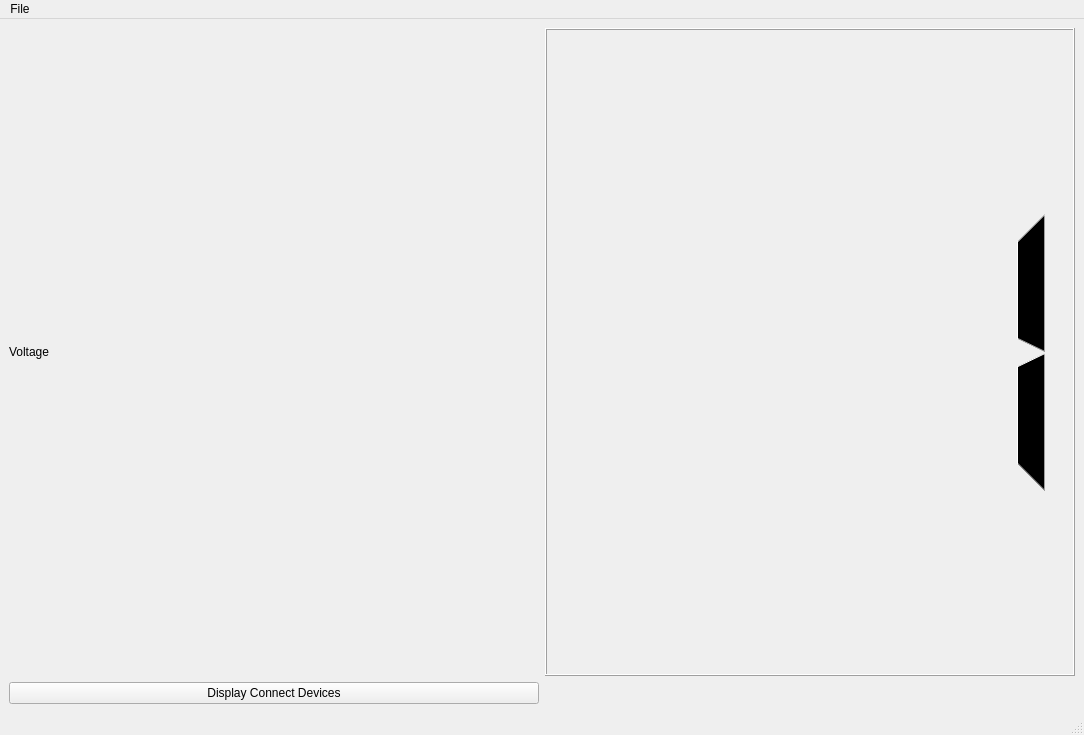
The window that app/src/mainwindow.ui (Haziham/Honours_Computer_Software) describes before a commit, drawn with Qt 5.
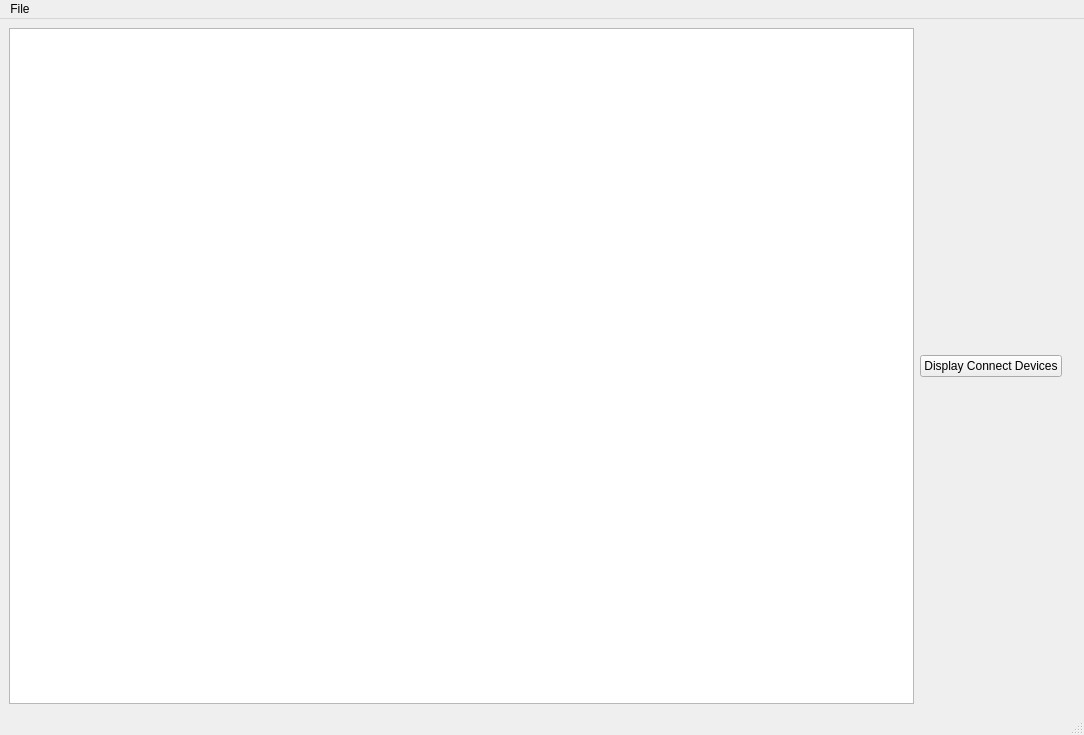
The same window after the commit.

Commit message: Started on list of devices

The edit to the form file:
```diff
--- a/app/src/mainwindow.ui
+++ b/app/src/mainwindow.ui
@@ -15,7 +15,7 @@
   </property>
   <widget class="QWidget" name="centralwidget">
    <layout class="QGridLayout" name="gridLayout">
-    <item row="1" column="0">
+    <item row="0" column="1">
      <widget class="QPushButton" name="devicesButton">
       <property name="text">
        <string>Display Connect Devices</string>
@@ -23,29 +23,9 @@
      </widget>
     </item>
     <item row="0" column="0">
-     <widget class="QLabel" name="voltageLabel">
-      <property name="text">
-       <string>Voltage</string>
-      </property>
-     </widget>
+     <widget class="QListWidget" name="jointsList"/>
     </item>
-    <item row="0" column="1">
-     <widget class="QLCDNumber" name="voltageDisplay">
-      <property name="smallDecimalPoint">
-       <bool>false</bool>
-      </property>
-      <property name="digitCount">
-       <number>3</number>
-      </property>
-      <property name="value" stdset="0">
-       <double>1.000000000000000</double>
-      </property>
-      <property name="intValue" stdset="0">
-       <number>1</number>
-      </property>
-     </widget>
-    </item>
-    <item row="1" column="1">
+    <item row="0" column="3">
      <widget class="QLabel" name="label">
       <property name="text">
        <string/>
```
The commit also changes 4 other files.
